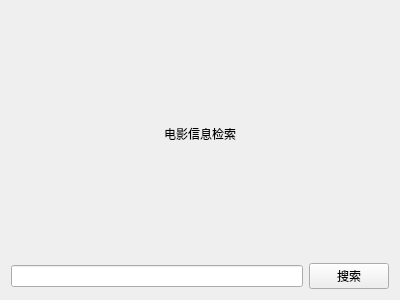
Qt form FilmContentSystem_GUI/homepage.ui (Manchery/FilmContentSystem) before a commit.
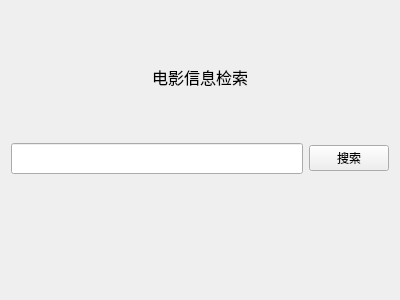
The same form after that commit.

What changed in the file:
```diff
--- a/FilmContentSystem_GUI/homepage.ui
+++ b/FilmContentSystem_GUI/homepage.ui
@@ -15,22 +15,91 @@
   </property>
   <layout class="QVBoxLayout" name="verticalLayout">
    <item>
-    <widget class="QLabel" name="label">
+    <spacer name="verticalSpacer_top">
+     <property name="orientation">
+      <enum>Qt::Vertical</enum>
+     </property>
+     <property name="sizeHint" stdset="0">
+      <size>
+       <width>20</width>
+       <height>40</height>
+      </size>
+     </property>
+    </spacer>
+   </item>
+   <item>
+    <widget class="QLabel" name="IconLabel">
+     <property name="text">
+      <string/>
+     </property>
+     <property name="scaledContents">
+      <bool>false</bool>
+     </property>
+     <property name="alignment">
+      <set>Qt::AlignBottom|Qt::AlignHCenter</set>
+     </property>
+    </widget>
+   </item>
+   <item>
+    <widget class="QLabel" name="titleLabel">
+     <property name="sizePolicy">
+      <sizepolicy hsizetype="Preferred" vsizetype="Fixed">
+       <horstretch>0</horstretch>
+       <verstretch>0</verstretch>
+      </sizepolicy>
+     </property>
+     <property name="font">
+      <font>
+       <family>SimSun-ExtB</family>
+       <pointsize>12</pointsize>
+      </font>
+     </property>
      <property name="text">
       <string>电影信息检索</string>
      </property>
      <property name="alignment">
       <set>Qt::AlignCenter</set>
      </property>
+     <property name="margin">
+      <number>12</number>
+     </property>
     </widget>
    </item>
    <item>
     <layout class="QHBoxLayout" name="horizontalLayout">
+     <property name="leftMargin">
+      <number>0</number>
+     </property>
+     <property name="topMargin">
+      <number>48</number>
+     </property>
+     <property name="bottomMargin">
+      <number>48</number>
+     </property>
      <item>
-      <widget class="QLineEdit" name="keywordEdit"/>
+      <widget class="QLineEdit" name="keywordEdit">
+       <property name="sizePolicy">
+        <sizepolicy hsizetype="Expanding" vsizetype="Fixed">
+         <horstretch>0</horstretch>
+         <verstretch>0</verstretch>
+        </sizepolicy>
+       </property>
+       <property name="font">
+        <font>
+         <family>SimSun-ExtB</family>
+         <pointsize>12</pointsize>
+        </font>
+       </property>
+      </widget>
      </item>
      <item>
       <widget class="QPushButton" name="searchButton">
+       <property name="sizePolicy">
+        <sizepolicy hsizetype="Minimum" vsizetype="Fixed">
+         <horstretch>0</horstretch>
+         <verstretch>0</verstretch>
+        </sizepolicy>
+       </property>
        <property name="text">
         <string>搜索</string>
        </property>
@@ -38,6 +107,32 @@
      </item>
     </layout>
    </item>
+   <item>
+    <spacer name="verticalSpacer_bottom">
+     <property name="orientation">
+      <enum>Qt::Vertical</enum>
+     </property>
+     <property name="sizeHint" stdset="0">
+      <size>
+       <width>20</width>
+       <height>40</height>
+      </size>
+     </property>
+    </spacer>
+   </item>
+   <item>
+    <spacer name="verticalSpacer">
+     <property name="orientation">
+      <enum>Qt::Vertical</enum>
+     </property>
+     <property name="sizeHint" stdset="0">
+      <size>
+       <width>20</width>
+       <height>40</height>
+      </size>
+     </property>
+    </spacer>
+   </item>
   </layout>
  </widget>
  <resources/>
```
Left out of the diff: 3 changed lines with no effect on the pictures.
